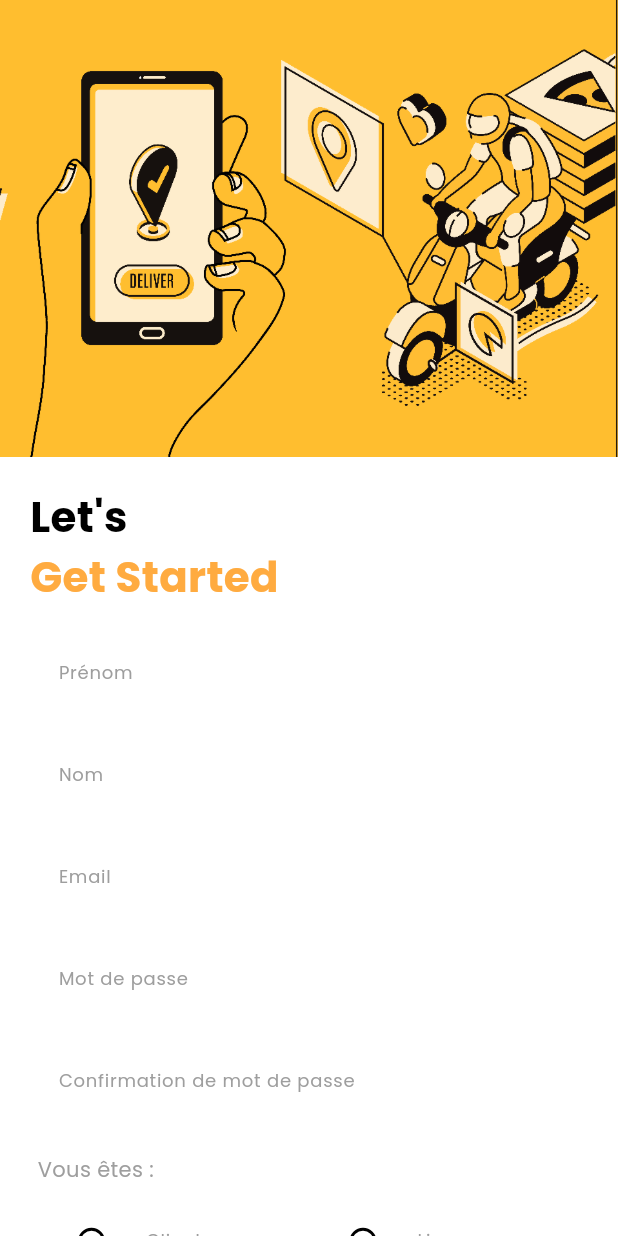
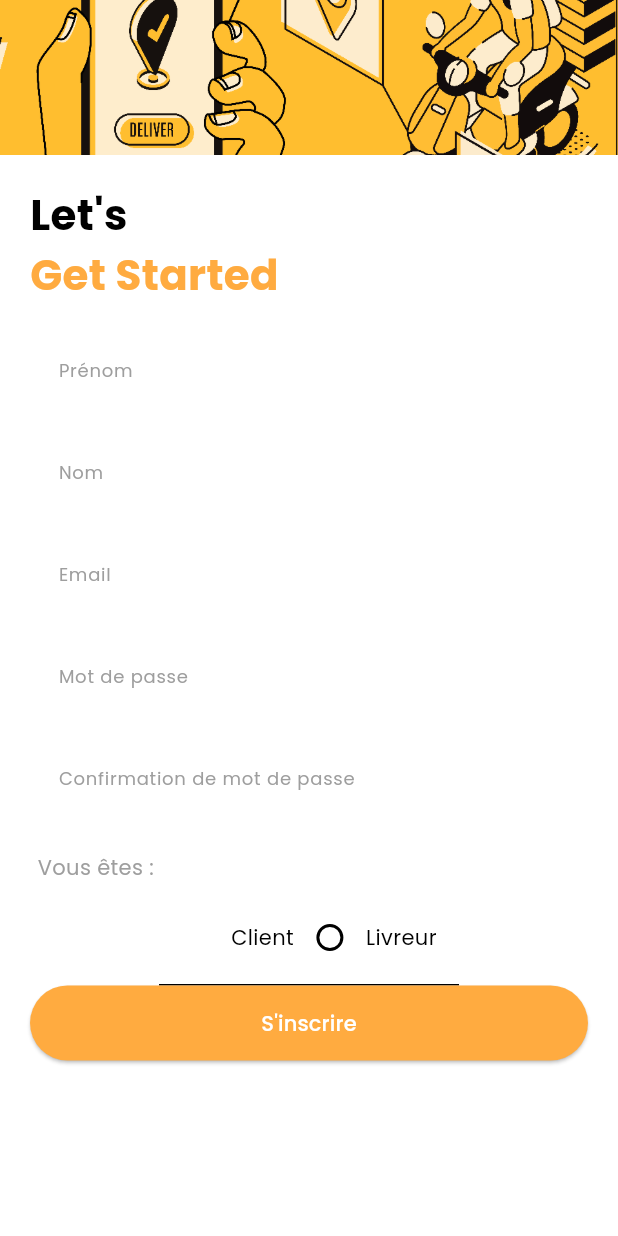
Before and after one commit to frwk/challenge_delivery_flutter, a Flutter app: the RegisterClientScreen screen opened by its route, on a phone screen of 412 x 824 dp. Run offline on Flutter 3.47's test engine with Material 3 defaults, Android fonts, the phone set to English and light mode, and no system bars; drawn by our look-alikes of flutter_form_builder; our stand-ins replace bloc, firebase_core, firebase_messaging, flutter_bloc, flutter_dotenv, flutter_local_notifications and 4 more; missing offline and left inert: android_intent_plus; accounts and stored records are empty; Roboto replaces fonts that are missing (Poppins).

Commit message:
feat(auth):fix register

```diff
--- a/lib/views/auth/register/register_screen.dart
+++ b/lib/views/auth/register/register_screen.dart
@@ -56,7 +56,16 @@ class _RegisterClientScreenState extends State<RegisterClientScreen> {
             key: _formKey,
             child: Column(
               children: [
-                Image.asset('assets/img/login/login.png'),
+                ClipRect(
+                  child: AspectRatio(
+                    aspectRatio: 16 / 4,
+                    child: Image.asset(
+                      'assets/img/login/login.png',
+                      width: double.infinity,
+                      fit: BoxFit.fitWidth,
+                    ),
+                  ),
+                ),
                 Padding(
                   padding: const EdgeInsets.all(20),
                   child: Column(
@@ -78,8 +87,7 @@ class _RegisterClientScreenState extends State<RegisterClientScreen> {
                             ),
                             fillColor: Colors.white,
                             filled: true,
-                              contentPadding: EdgeInsets.all(15.0)
-                          ),
+                            contentPadding: EdgeInsets.all(15.0)),
                         validator: FormBuilderValidators.compose([
                           FormBuilderValidators.required(),
                         ]),
@@ -98,8 +106,7 @@ class _RegisterClientScreenState extends State<RegisterClientScreen> {
                             ),
                             fillColor: Colors.white,
                             filled: true,
-                            contentPadding: EdgeInsets.all(15.0)
-                          ),
+                            contentPadding: EdgeInsets.all(15.0)),
                         validator: FormBuilderValidators.compose([
                           FormBuilderValidators.required(),
                         ]),
@@ -118,9 +125,7 @@ class _RegisterClientScreenState extends State<RegisterClientScreen> {
                             ),
                             fillColor: Colors.white,
                             filled: true,
-                            contentPadding: EdgeInsets.all(15.0)
-
-                          ),
+                            contentPadding: EdgeInsets.all(15.0)),
                         validator: FormBuilderValidators.compose([
                           FormBuilderValidators.required(),
                           FormBuilderValidators.email(),
@@ -142,9 +147,7 @@ class _RegisterClientScreenState extends State<RegisterClientScreen> {
                             ),
                             fillColor: Colors.white,
                             filled: true,
-                            contentPadding: EdgeInsets.all(15.0)
-
-                          ),
+                            contentPadding: EdgeInsets.all(15.0)),
                         validator: FormBuilderValidators.compose([
                           FormBuilderValidators.required(),
                           FormBuilderValidators.minLength(8),
@@ -166,70 +169,43 @@ class _RegisterClientScreenState extends State<RegisterClientScreen> {
                             ),
                             fillColor: Colors.white,
                             filled: true,
-                            contentPadding: EdgeInsets.all(15.0)
-                          ),
+                            contentPadding: EdgeInsets.all(15.0)),
                         validator: (value) => _formKey.currentState?.fields['password']?.value != value ? 'Mots de passe différents' : null,
                       ),
                       const SizedBox(height: 20),
                       const Padding(
                         padding: EdgeInsets.all(5.0),
-                          child: Text('Vous êtes :', style: TextStyle(
-                            color: Colors.grey
-                          ),),
-                        ),
-                        Padding(
-                          padding: const EdgeInsets.all(5.0),
-                          child: Row(
-                            children: [
-                              Expanded(
-                                child: RadioListTile<RoleEnum>(
-                                  title: const Text(
-                                      'Client',
-                                      style: TextStyle(
-                                        color: Colors.grey
-                                      )
-                                  ),
-                                  value: RoleEnum.client,
-                                  groupValue: widget.role,
-                                  onChanged: (RoleEnum? value) {
-                                    setState(() {
-                                      // widget.role = value;
-                                    });
-                                  },
+                        child: Text(
+                          'Vous êtes :',
+                          style: TextStyle(color: Colors.grey),
                         ),
                       ),
-                              Expanded(
-                                child: RadioListTile<RoleEnum>(
-                                  title: const Text(
-                                      'Livreur',
-                                      style: TextStyle(
-                                        color: Colors.grey
+                      Center(
+                        child: Container(
+                          width: 200,
+                          child: FormBuilderRadioGroup(
+                            name: 'role',
+                            orientation: OptionsOrientation.horizontal,
+                            initialValue: RoleEnum.client.name,
+                            options: [
+                              FormBuilderFieldOption(value: RoleEnum.client.name, child: const Text('Client')),
+                              FormBuilderFieldOption(value: RoleEnum.courier.name, child: const Text('Livreur')),
+                            ],
                           ),
-                                  ),
-                                  value: RoleEnum.courier,
-                                  groupValue: widget.role,
-                                  onChanged: (RoleEnum? value) {
-                                    setState(() {
-                                      // widget.role = value;
-                                    });
-                                  },
-                                ),
-                              ),
-                            ],
                         ),
                       ),
                       ElevatedButton(
                         onPressed: () {
                           debugPrint(_formKey.currentState?.instantValue.toString());
                           if (_formKey.currentState!.validate()) {
-                              if (widget.role == RoleEnum.client) {
+                            if (_formKey.currentState?.fields['role']?.value == RoleEnum.client.name) {
                               userBloc.add(OnRegisterClientEvent(
                                 firstname: _formKey.currentState?.fields['firstname']?.value,
                                 lastname: _formKey.currentState?.fields['lastname']?.value,
                                 email: _formKey.currentState?.fields['email']?.value,
                                 password: _formKey.currentState?.fields['password']?.value,
                               ));
-                              } else if (widget.role == RoleEnum.courier) {
+                            } else if (_formKey.currentState?.fields['role']?.value == RoleEnum.courier.name) {
                               userBloc.add(OnRegisterCourierEvent(
                                 firstname: _formKey.currentState?.fields['firstname']?.value,
                                 lastname: _formKey.currentState?.fields['lastname']?.value,
```
Lines whose indentation alone changed are shown as unchanged.
